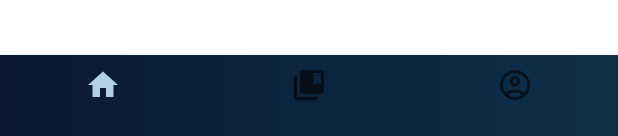
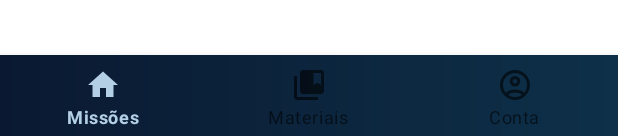
Before and after one commit to Ramon-David/codigo-em-libras, an Android app: the layout activity_main.xml on its own in the app's theme, with its tools: preview values and no code run, on a phone screen of 412 x 824 dp. Shown: the part 1097-1233 px from the top of the screen. Run offline under Robolectric (Android 15) with nearby library versions, the phone set to English and light mode, and no system bars; Roboto replaces fonts that are not available here.

```diff
--- a/app/src/main/res/menu/bottom_menu_file.xml
+++ b/app/src/main/res/menu/bottom_menu_file.xml
@@ -1,16 +1,16 @@
 <?xml version="1.0" encoding="utf-8"?>
 <menu xmlns:android="http://schemas.android.com/apk/res/android">
 
-    <item android:title=""
+    <item android:title="Missões"
         android:icon="@drawable/baseline_home"
         android:id="@+id/missions"
         />
-    <item android:title=""
+    <item android:title="Materiais"
         android:icon="@drawable/baseline_collections_bookmark"
         android:id="@+id/materiais"
         />
     <item
-        android:title=""
+        android:title="Conta"
         android:icon="@drawable/outline_account_circle"
         android:id="@+id/conta"
         />
```
